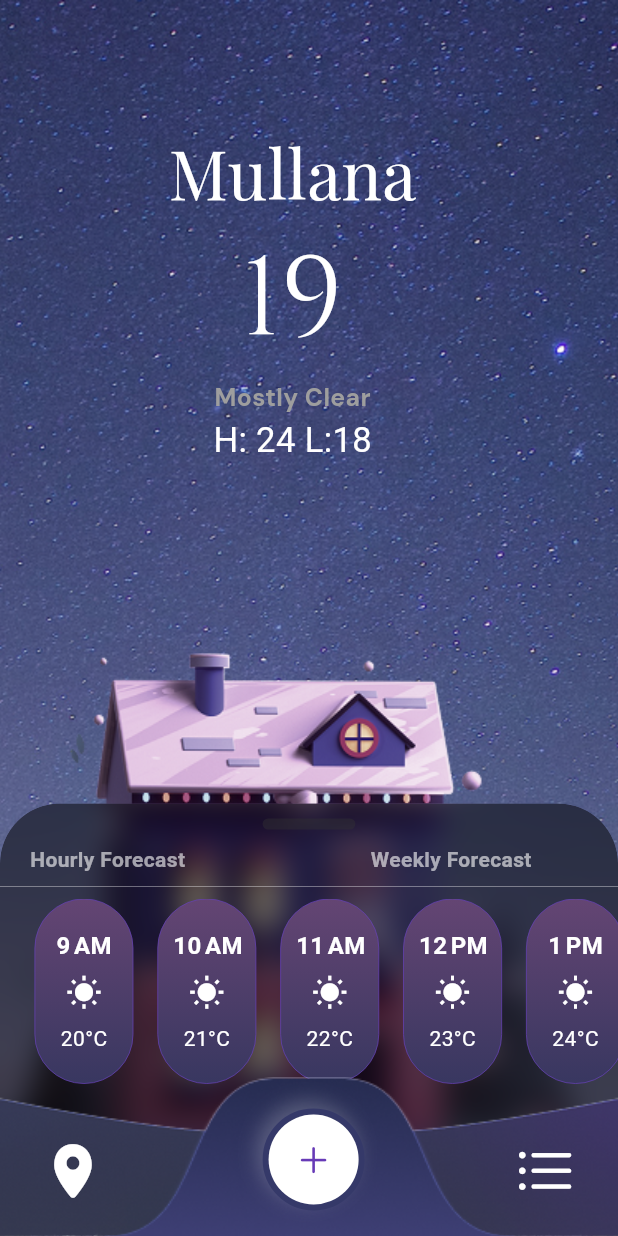
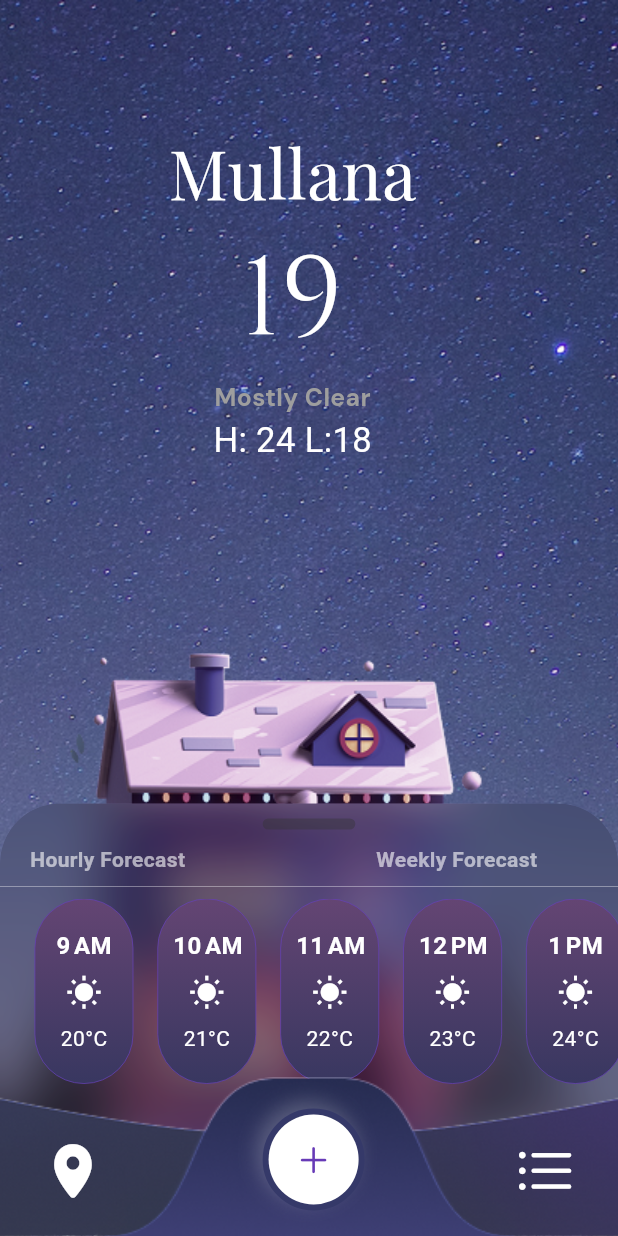
Before and after one commit to kartikkumarofficial/AeroCast-Realtime-Weather-App, a Flutter app: the screen it shows after launch, on a phone screen of 412 x 824 dp. Run offline on Flutter 3.47's test engine with Material 3 defaults, Android fonts, the phone set to English and light mode, and no system bars; our stand-ins replace get, google_fonts; network calls fail; Roboto replaces fonts that are missing (Allerta).

Commit message:
scrollsheet

```diff
--- a/lib/views/scrollsheet test.dart
+++ b/lib/views/scrollsheet test.dart
@@ -26,10 +26,10 @@ class _ScrollSheetState extends State<ScrollSheet> {
               topRight: Radius.circular(40),
             ),
             child: BackdropFilter(
-              filter: ImageFilter.blur(sigmaX: 10,sigmaY: 10),
+              filter: ImageFilter.blur(sigmaX: 20,sigmaY: 20),
               child: Container(
                 decoration: BoxDecoration(
-                  color: Colors.transparent.withOpacity(0.5),
+                  color: Colors.transparent.withOpacity(0.15),
                   borderRadius:  BorderRadius.only(
                     topRight: Radius.circular(40),
                     topLeft: Radius.circular(40),
@@ -63,7 +63,7 @@ class _ScrollSheetState extends State<ScrollSheet> {
                           Padding(
                             padding: EdgeInsets.only(left: Get.width * 0.3),
                             child:  Text(
-                              'Weekly Forecast',
+                              ' Weekly Forecast',
                               style: TextStyle(color: Colors.white60, fontSize: 14, fontWeight: FontWeight.bold),
                             ),
                           ),
```
